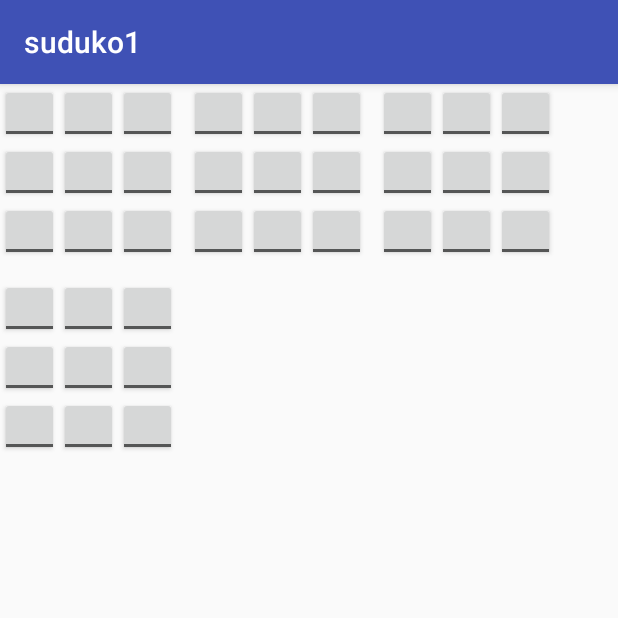
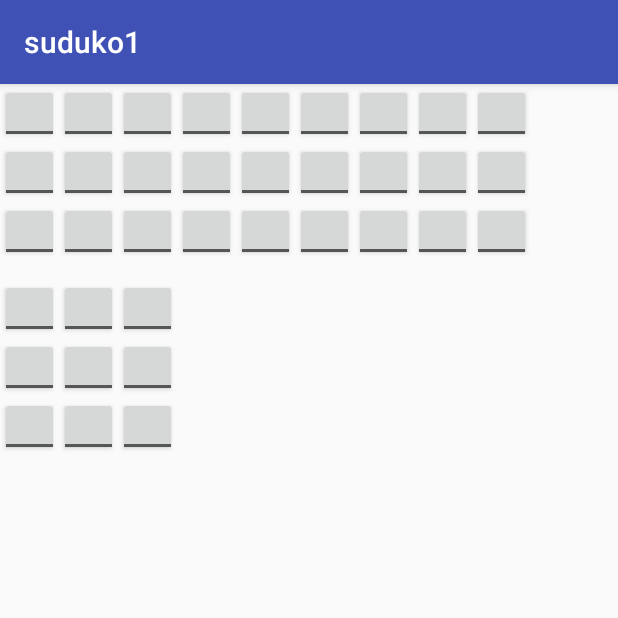
Before and after one commit to ashiagarwal73/suduko1, an Android app: the screen it shows after launch (MainActivity), on a phone screen of 412 x 824 dp, the top half of it. Run offline under Robolectric (Android 15) with nearby library versions, the phone set to English and light mode, and no system bars.

Commit message:
//added layouts

```diff
--- a/app/src/main/res/layout/activity_main.xml
+++ b/app/src/main/res/layout/activity_main.xml
@@ -12,18 +12,18 @@
         android:layout_height="130dp"
         android:orientation="horizontal">
     <FrameLayout
-        android:layout_width="126dp"
-        android:layout_height="126dp"
+        android:layout_width="wrap_content"
+        android:layout_height="wrap_content"
         android:id="@+id/fragment1">
     </FrameLayout>
     <FrameLayout
-        android:layout_width="126dp"
-        android:layout_height="126dp"
+        android:layout_width="wrap_content"
+        android:layout_height="wrap_content"
         android:id="@+id/fragment2">
     </FrameLayout>
     <FrameLayout
-        android:layout_width="126dp"
-        android:layout_height="126dp"
+        android:layout_width="wrap_content"
+        android:layout_height="wrap_content"
         android:id="@+id/fragment3">
     </FrameLayout>
 </LinearLayout>
@@ -33,18 +33,18 @@
         android:orientation="horizontal"
         >
         <FrameLayout
-            android:layout_width="126dp"
-            android:layout_height="126dp"
+            android:layout_width="wrap_content"
+            android:layout_height="wrap_content"
             android:id="@+id/fragment4">
         </FrameLayout>
         <FrameLayout
-            android:layout_width="126dp"
-            android:layout_height="126dp"
+            android:layout_width="wrap_content"
+            android:layout_height="wrap_content"
             android:id="@+id/fragment5">
         </FrameLayout>
         <FrameLayout
-            android:layout_width="126dp"
-            android:layout_height="126dp"
+            android:layout_width="wrap_content"
+            android:layout_height="wrap_content"
             android:id="@+id/fragment6">
         </FrameLayout>
     </LinearLayout>
@@ -53,18 +53,18 @@
         android:layout_height="130dp"
         android:orientation="horizontal">
         <FrameLayout
-            android:layout_width="126dp"
-            android:layout_height="126dp"
+            android:layout_width="wrap_content"
+            android:layout_height="wrap_content"
             android:id="@+id/fragment7">
         </FrameLayout>
         <FrameLayout
-            android:layout_width="126dp"
-            android:layout_height="126dp"
+            android:layout_width="wrap_content"
+            android:layout_height="wrap_content"
             android:id="@+id/fragment8">
         </FrameLayout>
         <FrameLayout
-            android:layout_width="126dp"
-            android:layout_height="126dp"
+            android:layout_width="wrap_content"
+            android:layout_height="wrap_content"
             android:id="@+id/fragment9">
         </FrameLayout>
     </LinearLayout>
```
